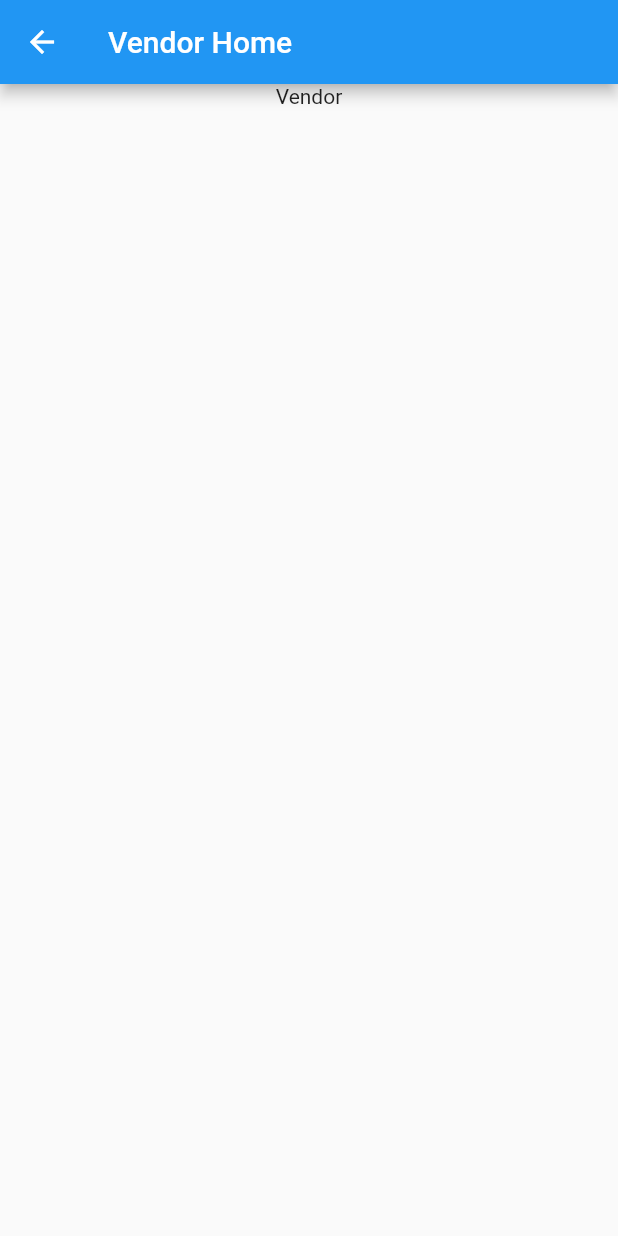
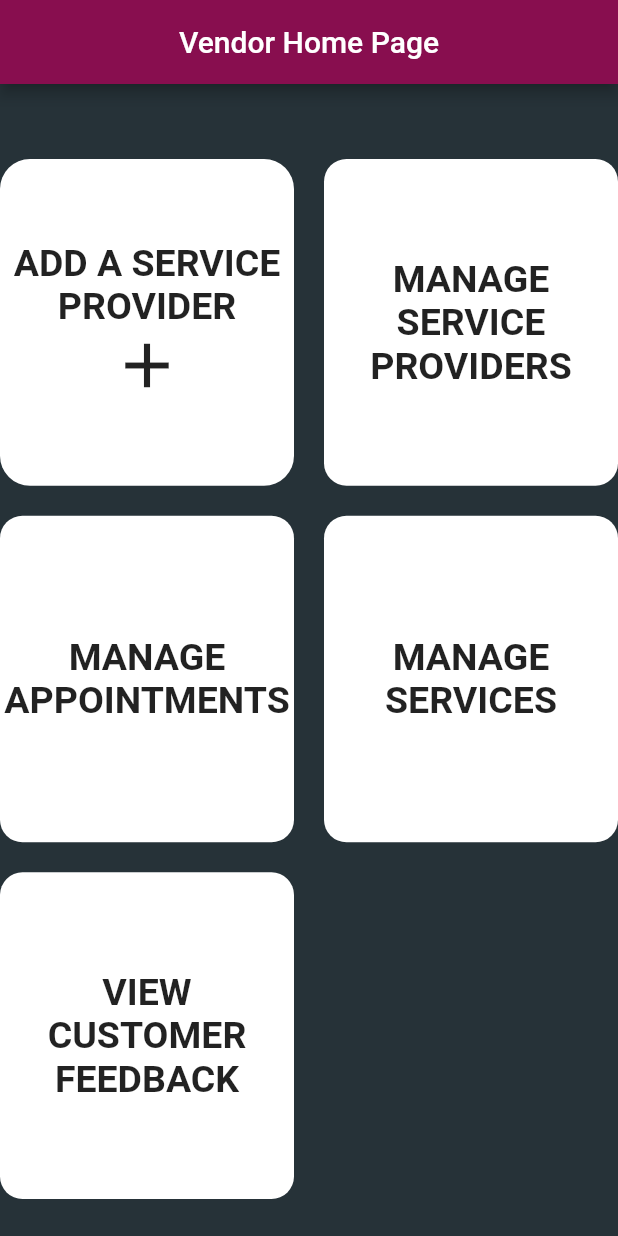
Before and after one commit to Pavan2601/SummerInternship, a Flutter app: the VendorHomePage screen opened directly, on a phone screen of 412 x 824 dp. Run offline on Flutter 3.47's test engine with Material 2 defaults, Android fonts, the phone set to English and light mode, and no system bars; our stand-ins replace firebase_auth, firebase_core, flutter_custom_clippers, flutter_svg, font_awesome_flutter, google_fonts and 2 more; missing offline and left inert: barcode_scan_fix; accounts and stored records are empty; project files that could hold a hidden picture were left out.

Commit message:
Vendor home page added

```diff
--- a/first_flutter_app/lib/main.dart
+++ b/first_flutter_app/lib/main.dart
@@ -1,6 +1,7 @@
 // @dart=2.9
 import 'package:firebase_core/firebase_core.dart';
 import 'package:first_flutter_app/screens/home/home.dart';
+import 'package:first_flutter_app/splash_screen_2.dart';
 import 'package:first_flutter_app/start_screen.dart';
 
 import 'package:flutter/material.dart';
@@ -24,7 +25,7 @@ class MyApp extends StatelessWidget {
   @override
   Widget build(BuildContext context) {
     return MaterialApp(
-      home: SplashScreen(),
+      home: SplashScreen_2(),
     );
   }
 }
--- a/first_flutter_app/pubspec.yaml
+++ b/first_flutter_app/pubspec.yaml
@@ -40,6 +40,7 @@ dependencies:
 
   flutter_svg: ^0.22.0
   flutter_custom_clippers: ^2.0.0
+  shared_preferences: ^2.0.6
 
 
 dev_dependencies:
@@ -53,6 +54,7 @@ dev_dependencies:
 flutter:
   assets:
     - assets/images/
+    - assets/
 
   # The following line ensures that the Material Icons font is
   # included with your application, so that you can use the icons in
--- a/vendor_app/lib/VendorHomePage.dart
+++ b/vendor_app/lib/VendorHomePage.dart
@@ -1,3 +1,5 @@
+import 'dart:ui';
+
 import 'package:flutter/material.dart';
 
 class VendorHomePage extends StatelessWidget {
@@ -7,15 +9,131 @@ class VendorHomePage extends StatelessWidget {
   Widget build(BuildContext context) {
     return Scaffold(
         appBar: AppBar(
-        title: Text('Vendor Home'),
+          automaticallyImplyLeading: false,
+          title: Center(
+            child: Text(
+              "Vendor Home Page",
             ),
-      body: Column(
+          ),
+          backgroundColor: Colors.pink[900],
+        ),
+        body: SafeArea(
+            child: Container(
+          width: MediaQuery.of(context).size.width,
+          height: MediaQuery.of(context).size.height,
+          color: Colors.blueGrey[900],
+          //margin: EdgeInsets.symmetric(vertical: 50.0),
+          child: Container(
+            margin: EdgeInsets.only(top: 50),
+            child: GridView.count(
+              crossAxisCount: 2,
+              scrollDirection: Axis.vertical,
+              crossAxisSpacing: 20,
+              mainAxisSpacing: 20,
+              childAspectRatio: .90,
               children: [
-          Center(
-            child: Text('Vendor'),
+                Container(
+                  decoration: BoxDecoration(
+                    color: Colors.white,
+                    borderRadius: BorderRadius.circular(20),
+                  ),
+                  child: Column(
+                    mainAxisAlignment: MainAxisAlignment.center,
+                    children: [
+                      Text(
+                        "ADD A SERVICE PROVIDER",
+                        textAlign: TextAlign.center,
+                        style: TextStyle(
+                          fontSize: 25.0,
+                          fontWeight: FontWeight.bold,
+                        ),
+                      ),
+                      Icon(
+                        Icons.add,
+                        size: 50.0,
                       )
                     ],
                   ),
-    );
+                ),
+                Container(
+                  decoration: BoxDecoration(
+                    color: Colors.white,
+                    borderRadius: BorderRadius.circular(15),
+                  ),
+                  child: Column(
+                    mainAxisAlignment: MainAxisAlignment.center,
+                    children: [
+                      Text(
+                        "MANAGE SERVICE PROVIDERS",
+                        textAlign: TextAlign.center,
+                        style: TextStyle(
+                          fontSize: 25.0,
+                          fontWeight: FontWeight.bold,
+                        ),
+                      ),
+                    ],
+                  ),
+                ),
+                Container(
+                  decoration: BoxDecoration(
+                    color: Colors.white,
+                    borderRadius: BorderRadius.circular(15),
+                  ),
+                  child: Column(
+                    mainAxisAlignment: MainAxisAlignment.center,
+                    children: [
+                      Text(
+                        "MANAGE APPOINTMENTS",
+                        textAlign: TextAlign.center,
+                        style: TextStyle(
+                          fontSize: 25.0,
+                          fontWeight: FontWeight.bold,
+                        ),
+                      ),
+                    ],
+                  ),
+                ),
+                Container(
+                  decoration: BoxDecoration(
+                    color: Colors.white,
+                    borderRadius: BorderRadius.circular(15),
+                  ),
+                  child: Column(
+                    mainAxisAlignment: MainAxisAlignment.center,
+                    children: [
+                      Text(
+                        "MANAGE SERVICES",
+                        textAlign: TextAlign.center,
+                        style: TextStyle(
+                          fontSize: 25.0,
+                          fontWeight: FontWeight.bold,
+                        ),
+                      ),
+                    ],
+                  ),
+                ),
+                Container(
+                  decoration: BoxDecoration(
+                    color: Colors.white,
+                    borderRadius: BorderRadius.circular(15),
+                  ),
+                  child: Column(
+                    mainAxisAlignment: MainAxisAlignment.center,
+                    children: [
+                      Text(
+                        "VIEW CUSTOMER FEEDBACK",
+                        textAlign: TextAlign.center,
+                        style: TextStyle(
+                          fontSize: 25.0,
+                          fontWeight: FontWeight.bold,
+                        ),
+                      ),
+                    ],
+                  ),
+                ),
+              ],
+            ),
+          ),
+        )));
   }
 }
```
Also changed, not shown: first_flutter_app/lib/screens/authenticate/login.dart (+5 -2 lines), first_flutter_app/lib/splash_screen_2.dart (added, +74 -0 lines), vendor_app/lib/main.dart (+7 -8 lines), first_flutter_app/assets/splash_screen.gif (added), first_flutter_app/pubspec.lock. Lines whose indentation alone changed are shown as unchanged.
